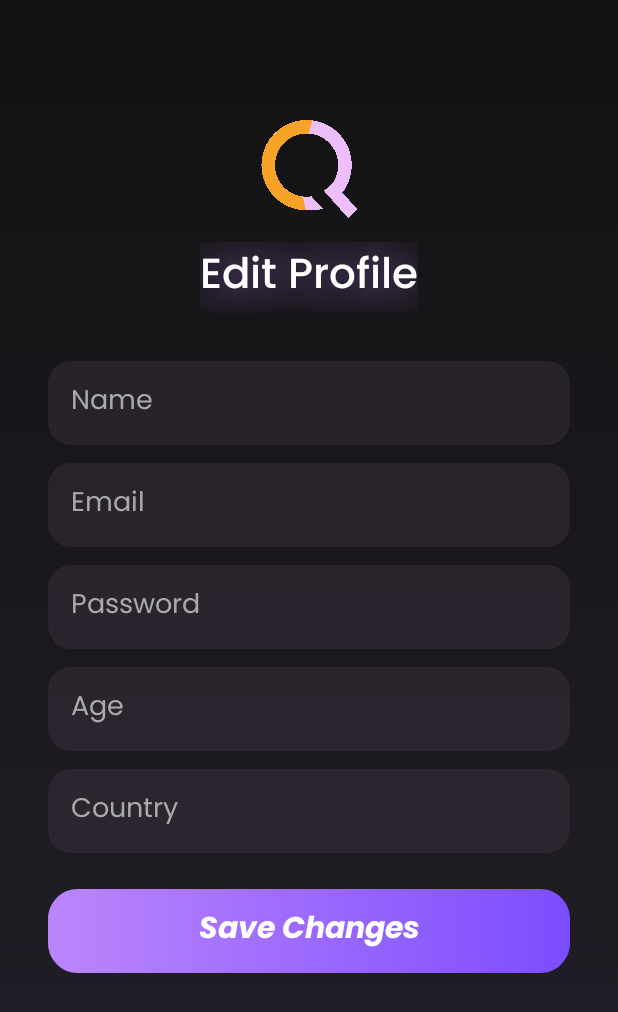
After one commit to iryansa/QuizCraft, an Android app: the layout activity_edit_profile.xml on its own in the app's theme, with its tools: preview values and no code run, on a phone screen of 412 x 824 dp. The commit adds this screen. Shown: the top 1012 px of the screen. Run offline under Robolectric (Android 15) with nearby library versions, the phone set to English and light mode, and no system bars.

Commit message:
update profile

```diff
--- a/QuizCraft/app/src/main/AndroidManifest.xml
+++ b/QuizCraft/app/src/main/AndroidManifest.xml
@@ -13,8 +13,11 @@
         android:theme="@style/Theme.QuizCraft"
         tools:targetApi="31">
         <activity
+            android:name=".edit.EditProfile"
+            android:exported="false" />
+        <activity
             android:name=".HomeActivity"
-            android:exported="false"/>
+            android:exported="false" />
         <activity
             android:name=".login.Signup"
             android:exported="false" />
--- /dev/null
+++ b/QuizCraft/app/src/main/java/com/DreamDev/quizcraft/edit/EditProfile.kt
@@ -0,0 +1,21 @@
+package com.DreamDev.quizcraft.edit
+
+import android.os.Bundle
+import androidx.activity.enableEdgeToEdge
+import androidx.appcompat.app.AppCompatActivity
+import androidx.core.view.ViewCompat
+import androidx.core.view.WindowInsetsCompat
+import com.DreamDev.quizcraft.R
+
+class EditProfile : AppCompatActivity() {
+    override fun onCreate(savedInstanceState: Bundle?) {
+        super.onCreate(savedInstanceState)
+        enableEdgeToEdge()
+        setContentView(R.layout.activity_edit_profile)
+        ViewCompat.setOnApplyWindowInsetsListener(findViewById(R.id.main)) { v, insets ->
+            val systemBars = insets.getInsets(WindowInsetsCompat.Type.systemBars())
+            v.setPadding(systemBars.left, systemBars.top, systemBars.right, systemBars.bottom)
+            insets
+        }
+    }
+}
--- a/QuizCraft/app/src/main/java/com/DreamDev/quizcraft/ui/profile/Profile.kt
+++ b/QuizCraft/app/src/main/java/com/DreamDev/quizcraft/ui/profile/Profile.kt
@@ -1,60 +1,48 @@
 package com.DreamDev.quizcraft.ui.profile
 
+import android.content.Intent
 import android.os.Bundle
 import android.view.LayoutInflater
 import android.view.View
 import android.view.ViewGroup
+import android.widget.Button
+import android.widget.ImageView
 import androidx.fragment.app.Fragment
 import com.DreamDev.quizcraft.R
+import com.DreamDev.quizcraft.edit.EditProfile
+import com.DreamDev.quizcraft.login.Login
 
-// TODO: Rename parameter arguments, choose names that match
-// the fragment initialization parameters, e.g. ARG_ITEM_NUMBER
-private const val ARG_PARAM1 = "param1"
-private const val ARG_PARAM2 = "param2"
-
-/**
- * A simple [Fragment] subclass.
- * Use the [Profile.newInstance] factory method to
- * create an instance of this fragment.
- */
 class Profile : Fragment() {
-    // TODO: Rename and change types of parameters
-    private var param1: String? = null
-    private var param2: String? = null
 
     override fun onCreate(savedInstanceState: Bundle?) {
         super.onCreate(savedInstanceState)
-        arguments?.let {
-            param1 = it.getString(ARG_PARAM1)
-            param2 = it.getString(ARG_PARAM2)
-        }
     }
 
     override fun onCreateView(
         inflater: LayoutInflater, container: ViewGroup?,
         savedInstanceState: Bundle?
     ): View? {
-        // Inflate the layout for this fragment
-        return inflater.inflate(R.layout.fragment_profile, container, false)
-    }
+        val view = inflater.inflate(R.layout.fragment_profile, container, false)
 
-    companion object {
-        /**
-         * Use this factory method to create a new instance of
-         * this fragment using the provided parameters.
-         *
-         * @param param1 Parameter 1.
-         * @param param2 Parameter 2.
-         * @return A new instance of fragment Profile.
-         */
-        // TODO: Rename and change types and number of parameters
-        @JvmStatic
-        fun newInstance(param1: String, param2: String) =
-            Profile().apply {
-                arguments = Bundle().apply {
-                    putString(ARG_PARAM1, param1)
-                    putString(ARG_PARAM2, param2)
-                }
-            }
+        // Find your edit_profile ImageView
+        val editProfileBtn = view.findViewById<ImageView>(R.id.edit_profile)
+
+        // Set onClickListener to open EditProfile Activity
+        editProfileBtn.setOnClickListener {
+            val intent = Intent(requireContext(), EditProfile::class.java)
+            startActivity(intent)
+        }
+
+        // Find your logout_button
+        val logoutButton = view.findViewById<Button>(R.id.logout_button)
+
+// Set onClickListener to navigate to LoginActivity and clear navigation stack
+        logoutButton.setOnClickListener {
+            val intent = Intent(requireContext(), Login::class.java)
+            intent.flags = Intent.FLAG_ACTIVITY_NEW_TASK or Intent.FLAG_ACTIVITY_CLEAR_TASK
+            startActivity(intent)
+        }
+
+        return view
     }
 }
--- /dev/null
+++ b/QuizCraft/app/src/main/res/layout/activity_edit_profile.xml
@@ -0,0 +1,166 @@
+<?xml version="1.0" encoding="utf-8"?>
+<androidx.constraintlayout.widget.ConstraintLayout xmlns:android="http://schemas.android.com/apk/res/android"
+    xmlns:app="http://schemas.android.com/apk/res-auto"
+    xmlns:tools="http://schemas.android.com/tools"
+    android:layout_width="match_parent"
+    android:layout_height="match_parent"
+    android:background="@drawable/bg_gradient"
+    android:id="@+id/main"
+    tools:context=".edit.EditProfile">
+
+    <!-- Logo -->
+    <ImageView
+        android:id="@+id/logo"
+        android:layout_width="67dp"
+        android:layout_height="65dp"
+        android:layout_marginTop="80dp"
+        app:layout_constraintEnd_toEndOf="parent"
+        app:layout_constraintStart_toStartOf="parent"
+        app:layout_constraintTop_toTopOf="parent"
+        app:srcCompat="@drawable/logo2" />
+
+    <!-- Title -->
+    <TextView
+        android:id="@+id/maintitle"
+        android:layout_width="wrap_content"
+        android:layout_height="wrap_content"
+        android:layout_marginTop="16dp"
+        android:fontFamily="@font/poppinsmedium"
+        android:shadowColor="#BB86FC"
+        android:shadowDx="0"
+        android:shadowDy="0"
+        android:shadowRadius="40"
+        android:text="Edit Profile"
+        android:textAlignment="center"
+        android:textColor="@color/white"
+        android:textSize="28sp"
+        app:layout_constraintEnd_toEndOf="parent"
+        app:layout_constraintStart_toStartOf="parent"
+        app:layout_constraintTop_toBottomOf="@id/logo" />
+
+    <!-- Name Input -->
+    <EditText
+        android:id="@+id/editName"
+        android:layout_width="0dp"
+        android:layout_height="56dp"
+        android:layout_marginStart="32dp"
+        android:layout_marginTop="32dp"
+        android:layout_marginEnd="32dp"
+        android:background="@drawable/rounded_edittext_bg"
+        android:fontFamily="@font/poppinsregular"
+        android:hint="Name"
+        android:gravity="center_vertical"
+        android:inputType="textPersonName"
+        android:paddingStart="15dp"
+        android:paddingEnd="15dp"
+        android:textColor="#DFDFDF"
+        android:textColorHint="#AAAAAA"
+        app:layout_constraintTop_toBottomOf="@id/maintitle"
+        app:layout_constraintStart_toStartOf="parent"
+        app:layout_constraintEnd_toEndOf="parent" />
+
+    <!-- Email Input -->
+    <EditText
+        android:id="@+id/editEmail"
+        android:layout_width="0dp"
+        android:layout_height="56dp"
+        android:layout_marginStart="32dp"
+        android:layout_marginTop="12dp"
+        android:layout_marginEnd="32dp"
+        android:background="@drawable/rounded_edittext_bg"
+        android:fontFamily="@font/poppinsregular"
+        android:hint="Email"
+        android:gravity="center_vertical"
+        android:inputType="textEmailAddress"
+        android:paddingStart="15dp"
+        android:paddingEnd="15dp"
+        android:textColor="#DFDFDF"
+        android:textColorHint="#AAAAAA"
+        app:layout_constraintTop_toBottomOf="@id/editName"
+        app:layout_constraintStart_toStartOf="parent"
+        app:layout_constraintEnd_toEndOf="parent" />
+
+    <!-- Password Input -->
+    <EditText
+        android:id="@+id/editPassword"
+        android:layout_width="0dp"
+        android:layout_height="56dp"
+        android:layout_marginStart="32dp"
+        android:layout_marginTop="12dp"
+        android:layout_marginEnd="32dp"
+        android:background="@drawable/rounded_edittext_bg"
+        android:fontFamily="@font/poppinsregular"
+        android:hint="Password"
+        android:gravity="center_vertical"
+        android:inputType="textPassword"
+        android:paddingStart="15dp"
+        android:paddingEnd="15dp"
+        android:textColor="#DFDFDF"
+        android:textColorHint="#AAAAAA"
+        app:layout_constraintTop_toBottomOf="@id/editEmail"
+        app:layout_constraintStart_toStartOf="parent"
+        app:layout_constraintEnd_toEndOf="parent" />
+
+    <!-- Age Input -->
+    <EditText
+        android:id="@+id/editAge"
+        android:layout_width="0dp"
+        android:layout_height="56dp"
+        android:layout_marginStart="32dp"
+        android:layout_marginTop="12dp"
+        android:layout_marginEnd="32dp"
+        android:background="@drawable/rounded_edittext_bg"
+        android:fontFamily="@font/poppinsregular"
+        android:hint="Age"
+        android:gravity="center_vertical"
+        android:inputType="number"
+        android:paddingStart="15dp"
+        android:paddingEnd="15dp"
+        android:textColor="#DFDFDF"
+        android:textColorHint="#AAAAAA"
+        app:layout_constraintTop_toBottomOf="@id/editPassword"
+        app:layout_constraintStart_toStartOf="parent"
+        app:layout_constraintEnd_toEndOf="parent" />
+
+    <!-- Country Input -->
+    <EditText
+        android:id="@+id/editCountry"
+        android:layout_width="0dp"
+        android:layout_height="56dp"
+        android:layout_marginStart="32dp"
+        android:layout_marginTop="12dp"
+        android:layout_marginEnd="32dp"
+        android:background="@drawable/rounded_edittext_bg"
+        android:fontFamily="@font/poppinsregular"
+        android:hint="Country"
+        android:gravity="center_vertical"
+        android:inputType="text"
+        android:paddingStart="15dp"
+        android:paddingEnd="15dp"
+        android:textColor="#DFDFDF"
+        android:textColorHint="#AAAAAA"
+        app:layout_constraintTop_toBottomOf="@id/editAge"
+        app:layout_constraintStart_toStartOf="parent"
+        app:layout_constraintEnd_toEndOf="parent" />
+
+    <!-- Save Changes Button -->
+    <TextView
+        android:id="@+id/saveChangesBtn"
+        android:layout_width="0dp"
+        android:layout_height="56dp"
+        android:layout_marginStart="32dp"
+        android:layout_marginTop="24dp"
+        android:layout_marginEnd="32dp"
+        android:background="@drawable/button_bg"
+        android:clickable="true"
+        android:focusable="true"
+        android:fontFamily="@font/poppinsbolditalic"
+        android:gravity="center"
+        android:text="Save Changes"
+        android:textColor="@android:color/white"
+        android:textSize="20sp"
+        app:layout_constraintTop_toBottomOf="@id/editCountry"
+        app:layout_constraintStart_toStartOf="parent"
+        app:layout_constraintEnd_toEndOf="parent" />
+
+</androidx.constraintlayout.widget.ConstraintLayout>
```
